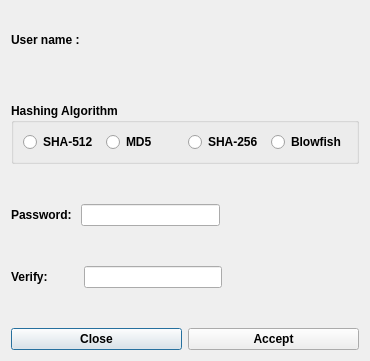
Old version of the form ui/HashingAlgorithm.ui in the repository xen0vas/UserManager.
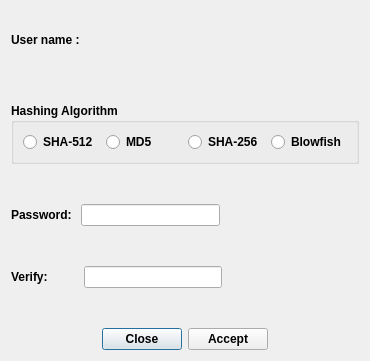
New version of the form. Icons and pictures are not drawn.

Patch:
```diff
--- a/ui/HashingAlgorithm.ui
+++ b/ui/HashingAlgorithm.ui
@@ -230,6 +230,19 @@
    </item>
    <item>
     <layout class="QHBoxLayout" name="horizontalLayout">
+     <item>
+      <spacer name="horizontalSpacer_5">
+       <property name="orientation">
+        <enum>Qt::Horizontal</enum>
+       </property>
+       <property name="sizeHint" stdset="0">
+        <size>
+         <width>68</width>
+         <height>20</height>
+        </size>
+       </property>
+      </spacer>
+     </item>
      <item>
       <widget class="QPushButton" name="okBtn">
        <property name="text">
@@ -252,6 +265,19 @@
        </property>
       </widget>
      </item>
+     <item>
+      <spacer name="horizontalSpacer_4">
+       <property name="orientation">
+        <enum>Qt::Horizontal</enum>
+       </property>
+       <property name="sizeHint" stdset="0">
+        <size>
+         <width>68</width>
+         <height>20</height>
+        </size>
+       </property>
+      </spacer>
+     </item>
     </layout>
    </item>
   </layout>
```
Left out of the diff: 2 changed lines with no effect on the pictures.
